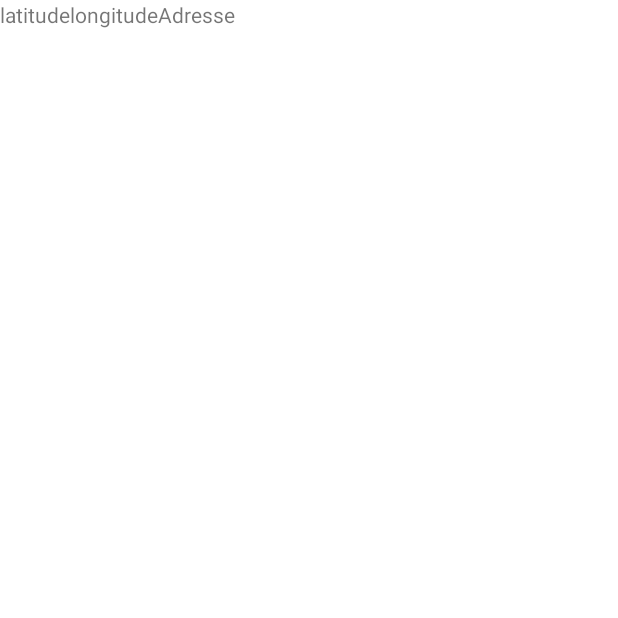
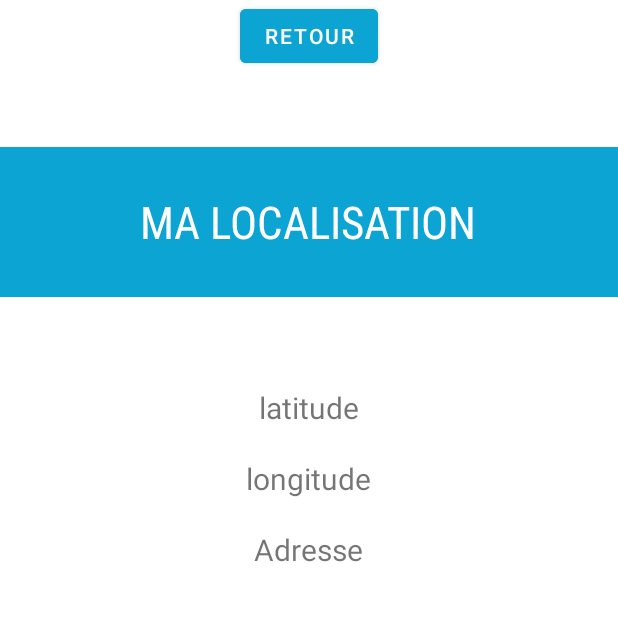
Before and after one commit to Maxowy27/Cars-Project-Android, an Android app: the GeoLocalisation screen opened directly, with no data from a screen before it, on a phone screen of 412 x 824 dp, the top half of it. Run offline under Robolectric (Android 15) with nearby library versions, the phone set to English and light mode, and no system bars.

Commit message:
localisation

```diff
--- a/app/src/main/java/com/example/voiture/GeoLocalisation.java
+++ b/app/src/main/java/com/example/voiture/GeoLocalisation.java
@@ -34,12 +34,13 @@ public class GeoLocalisation extends AppCompatActivity {
     private TextView longitude;
     private TextView Adresse;
 
-    Geocoder geocoder = new Geocoder(this, Locale.getDefault());
-
     LocationListener ecouteurGPS = new LocationListener() {
         @Override
         public void onLocationChanged(Location localisation)
         {
+            System.out.println("onLocationChanged XXXXXXXXXXXXXXX");
+            Geocoder geocoder = new Geocoder(getApplicationContext(), Locale.getDefault());
+
             Toast.makeText(getApplicationContext(), fournisseur + " localisation", Toast.LENGTH_SHORT).show();
 
             Log.d("GPS", "localisation : " + localisation.toString());
@@ -47,8 +48,6 @@ public class GeoLocalisation extends AppCompatActivity {
             Log.d("GPS", coordonnees);
             String autres = String.format("Vitesse : %f - Altitude : %f - Cap : %f\n", localisation.getSpeed(), localisation.getAltitude(), localisation.getBearing());
             Log.d("GPS", autres);
-            //String timestamp = String.format("Timestamp : %d\n", localisation.getTime());
-            //Log.d("GPS", "timestamp : " + timestamp);
             SimpleDateFormat sdf = new SimpleDateFormat("dd/MM/yyyy HH:mm:ss");
             Date date = new Date(localisation.getTime());
             Log.d("GPS", sdf.format(date));
@@ -76,7 +75,7 @@ public class GeoLocalisation extends AppCompatActivity {
                 Log.e("GPS", "erreur aucune adresse !");
             } else {
                 Address adresse = adresses.get(0);
-                ArrayList<String> addressFragments = new ArrayList<String>();
+                ArrayList<String> addressFragments = new ArrayList<>();
 
                 String strAdresse = adresse.getAddressLine(0) + ", " + adresse.getLocality();
                 Log.d("GPS", "adresse : " + strAdresse);
@@ -108,16 +107,12 @@ public class GeoLocalisation extends AppCompatActivity {
             switch(status)
             {
                 case LocationProvider.AVAILABLE:
-                    Toast.makeText(getApplicationContext(), fournisseur + " état disponible", Toast.LENGTH_SHORT).show();
                     break;
                 case LocationProvider.OUT_OF_SERVICE:
-                    Toast.makeText(getApplicationContext(), fournisseur + " état indisponible", Toast.LENGTH_SHORT).show();
                     break;
                 case LocationProvider.TEMPORARILY_UNAVAILABLE:
-                    Toast.makeText(getApplicationContext(), fournisseur + " état temporairement indisponible", Toast.LENGTH_SHORT).show();
                     break;
                 default:
-                    Toast.makeText(getApplicationContext(), fournisseur + " état : " + status, Toast.LENGTH_SHORT).show();
             }
         }
     };
@@ -128,9 +123,11 @@ public class GeoLocalisation extends AppCompatActivity {
         super.onCreate(savedInstanceState);
         setContentView(R.layout.activity_location);
 
-        latitude = (TextView) findViewById(R.id.textViewLatitude);
-        longitude = (TextView) findViewById(R.id.textViewLongitude);
-        Adresse = (TextView) findViewById(R.id.textViewAdresse);
+        latitude = findViewById(R.id.textViewLatitude);
+        longitude = findViewById(R.id.textViewLongitude);
+        Adresse = findViewById(R.id.textViewAdresse);
+
+
 
         Log.d("GPS", "onCreate");
 
@@ -170,6 +167,7 @@ public class GeoLocalisation extends AppCompatActivity {
 
             fournisseur = locationManager.getBestProvider(criteres, true);
             Log.d("GPS", "fournisseur : " + fournisseur);
+
         }
 
         if (fournisseur != null)
--- a/app/src/main/res/layout/activity_location.xml
+++ b/app/src/main/res/layout/activity_location.xml
@@ -2,25 +2,65 @@
 <LinearLayout xmlns:android="http://schemas.android.com/apk/res/android"
     android:layout_width="match_parent"
     android:layout_height="match_parent"
-    android:id="@+id/commande_geo">
+    xmlns:tools="http://schemas.android.com/tools"
+    android:id="@+id/commande_geo"
+    android:orientation="vertical"
+    android:gravity="center_horizontal"
+    tools:context=".GeoLocalisation">
 
+
+    <Button
+        android:id="@+id/return_button"
+        android:layout_width="wrap_content"
+        android:layout_height="wrap_content"
+        android:layout_marginHorizontal="8dp"
+        android:backgroundTint="#0CA4D3"
+        android:text="retour"
+        />
+
+    <LinearLayout
+        android:layout_width="match_parent"
+        android:layout_height="100dp"
+        android:background="#0CA4D3"
+        android:orientation="vertical"
+        android:gravity="center"
+        android:layout_marginVertical="50dp">
+
+        <TextView
+            android:layout_width="wrap_content"
+            android:layout_height="wrap_content"
+            android:text="MA LOCALISATION"
+            android:textSize="30dp"
+            android:fontFamily="sans-serif-condensed"
+            android:textColor="@color/white"
+            />
+
+
+
+    </LinearLayout>
 
     <TextView
         android:id="@+id/textViewLatitude"
         android:layout_width="wrap_content"
         android:layout_height="wrap_content"
-        android:text="@string/latitude"/>
+        android:textSize="20dp"
+        android:text="latitude"
+        android:layout_marginVertical="10dp"/>
 
     <TextView
         android:id="@+id/textViewLongitude"
         android:layout_width="wrap_content"
         android:layout_height="wrap_content"
-        android:text="@string/longitude"/>
+        android:textSize="20dp"
+        android:text="longitude"
+        android:layout_marginVertical="10dp"/>
 
     <TextView
         android:id="@+id/textViewAdresse"
         android:layout_width="wrap_content"
         android:layout_height="wrap_content"
-        android:text="@string/adresse"/>
+        android:textSize="20dp"
+        android:text="Adresse"
+        android:layout_marginVertical="10dp"/>
 
 </LinearLayout>
```
Also changed, not shown: 175 other files.
